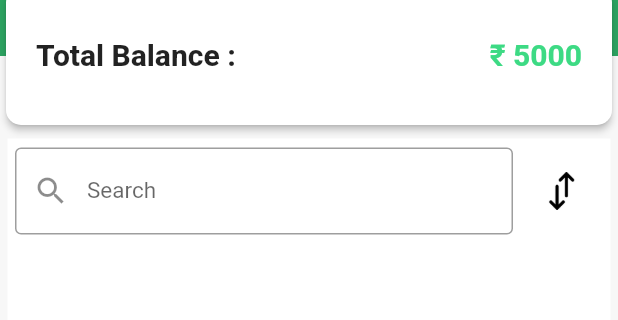
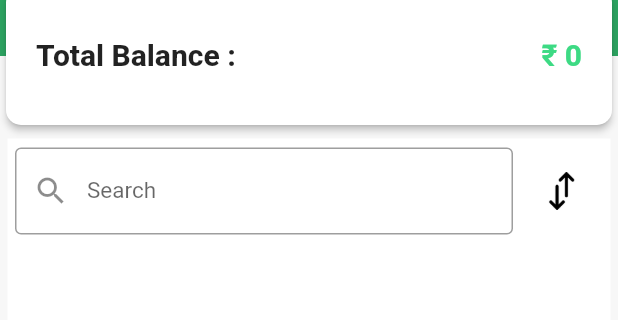
Before and after one commit to Raveen2001/Bills-Application, a Flutter app: the screen it shows after launch, on a phone screen of 412 x 824 dp, the part 103-423 px from its top. Run offline on Flutter 3.47's test engine with Material 2 defaults, Android fonts, the phone set to English and light mode, and no system bars; our stand-ins replace cloud_firestore, firebase_core; accounts and stored records are empty.

Commit message:
transactions has been done

```diff
--- a/lib/Store/CustomerStore.dart
+++ b/lib/Store/CustomerStore.dart
@@ -7,17 +7,21 @@ import 'package:flutter/cupertino.dart';
 
 class CustomerStore with ChangeNotifier{
   List<Customer> customers;
-  bool isSorted = true;
+  int total;
+  bool isSorted, isLoading;
 
   CustomerStore(){
     print("constructor called");
+    total = 0;
+    isSorted = false;
+    isLoading = true;
     customers = [];
     fetchCustomers();
   }
 
   List<Customer> get getCustomers{
     print("getting data");
-    customers.forEach((element) {print(element.balance);});
+    // customers.forEach((element) {print(element.balance);});
     return customers;
   }
 
@@ -53,29 +57,18 @@ class CustomerStore with ChangeNotifier{
 
   void fetchCustomers(){
     print("Fetching data");
+    total = 0;
     customers = [];
-    FirebaseFirestore.instance.collection("customers").snapshots().listen((event) {
+    FirebaseFirestore.instance.collection("customers").orderBy("balance", descending: true).snapshots().listen((event) {
       customers = [];
       event.docs.forEach((element) {
-        print(element.id);
+        total += element['balance'];
         customers.add(Customer(id: element.id, name: element['name'], phNo: element['phNo'], balance: element['balance']));
-        print("here" + customers.toString());
       });
+      isLoading = false;
       notifyListeners();
+      print("fetch notify");
     });
 
-    // print(customers);
-
-    // await FirebaseFirestore.instance.collection('customers').get().then((data) {
-    //   data.docs.forEach((element) {
-    //     print(element.id);
-    //     customers.add(Customer(id: element.id, name: element['name'], phNo: element['phNo'], balance: element['balance']));
-    //   });
-    // });
-  }
-  void setCustomers(List<Customer> customers){
-    this.customers = customers;
-    this.customers.forEach((element) { print("setting " + element.balance.toString());});
-    notifyListeners();
   }
 }
--- a/lib/Widgets/all_customers.dart
+++ b/lib/Widgets/all_customers.dart
@@ -21,27 +21,19 @@ class _AllCustomersState extends State<AllCustomers> {
   void didChangeDependencies() async {
     if (isFirst) {
       customerStore = Provider.of<CustomerStore>(context, listen: true);
-      // customerStore.fetchCustomers();
-
-
+      customerStore.fetchCustomers();
       isFirst = false;
     }
-
-    // TODO: implement didChangeDependencies
     super.didChangeDependencies();
   }
 
   @override
   Widget build(BuildContext context) {
-    // CustomerStore cs= context.watch<CustomerStore>();
     customers = customerStore.getCustomers;
     print(customers);
     print("Notified");
-    // setState(() {
-    //   customers=.customers;
-    // });
 
-    return Container(
+    return customerStore.isLoading? Center(child: CircularProgressIndicator(),):Container(
       margin: const EdgeInsets.all(5),
       width: double.infinity,
       color: Colors.white,
@@ -58,7 +50,7 @@ class _AllCustomersState extends State<AllCustomers> {
                       onPressed: () {
                         Navigator.of(context).push(
                           MaterialPageRoute(
-                              builder: (context) => CustomerDetailsScreen()),
+                              builder: (context) => CustomerDetailsScreen(customer: customers[index])),
                         );
                       },
                       padding: const EdgeInsets.all(0),
@@ -79,7 +71,7 @@ class _AllCustomersState extends State<AllCustomers> {
                                 .textTheme
                                 .headline1
                                 .copyWith(
-                                    fontSize: 20, fontWeight: FontWeight.w700)),
+                                    fontSize: 16, fontWeight: FontWeight.w600)),
                       ),
                     ),
                     Divider(
--- a/lib/Widgets/search_bar.dart
+++ b/lib/Widgets/search_bar.dart
@@ -1,5 +1,4 @@
 import 'package:anbu_stores_bills/Store/CustomerStore.dart';
-import 'package:anbu_stores_bills/util/funs.dart';
 import 'package:flutter/material.dart';
 import 'package:provider/provider.dart';
 
--- a/lib/Widgets/total_balance_summary.dart
+++ b/lib/Widgets/total_balance_summary.dart
@@ -1,5 +1,7 @@
+import 'package:anbu_stores_bills/Store/CustomerStore.dart';
 import 'package:anbu_stores_bills/util/utils.dart';
 import 'package:flutter/material.dart';
+import 'package:provider/provider.dart';
 
 class TotalBalanceSummary extends StatelessWidget {
   @override
@@ -32,11 +34,13 @@ class TotalBalanceSummary extends StatelessWidget {
                               ),
                         ),
                         Spacer(),
-                        Text("₹ 5000",style: Theme.of(context).textTheme.title.copyWith(
-                          fontWeight: FontWeight.w700,
-                          fontFamily: "Heebo",
-                          color: Theme.of(context).accentColor
-                        ),)
+                        Consumer<CustomerStore>(
+                          builder:(_,store,__) => Text("₹ ${store.total}",style: Theme.of(context).textTheme.title.copyWith(
+                            fontWeight: FontWeight.w700,
+                            fontFamily: "Heebo",
+                            color: Theme.of(context).accentColor
+                          ),),
+                        )
                       ],
                     ),
                   )))
--- a/lib/Widgets/transaction_card.dart
+++ b/lib/Widgets/transaction_card.dart
@@ -3,7 +3,7 @@ import 'package:anbu_stores_bills/util/utils.dart';
 import 'package:flutter/material.dart';
 
 class TransactionCard extends StatelessWidget {
-  final Transaction transaction;
+  final TransactionData transaction;
   TransactionCard({@required this.transaction});
   @override
   Widget build(BuildContext context) {
@@ -18,12 +18,12 @@ class TransactionCard extends StatelessWidget {
             Card(
               margin: EdgeInsets.only(top: 5),
               color: Theme.of(context).accentColor.withOpacity(0.4),
-              child: Container( padding: const EdgeInsets.all(5),child: Text("Bal. ₹ ${transaction.amount}")),
+              child: Container( padding: const EdgeInsets.all(5),child: Text("Bal. ₹ ${transaction.balance}")),
             ),
             Spacer()
           ],
         ),
-        trailing: Text("₹ 400", style: TextStyle(color: transaction.isAdd?Colors.green:Colors.red, fontSize: 18, fontWeight: FontWeight.w700),),
+        trailing: Text("₹ ${transaction.amount}", style: TextStyle(color: transaction.isAdd?Colors.green:Colors.red, fontSize: 18, fontWeight: FontWeight.w700),),
       ),
     );
   }
--- a/lib/main.dart
+++ b/lib/main.dart
@@ -1,6 +1,7 @@
 import 'package:anbu_stores_bills/Screens/add_customer.dart';
 import 'file:///E:/Anbu%20Stores/anbu_stores_bills/lib/Widgets/main_screen_body.dart';
 import 'package:anbu_stores_bills/Store/CustomerStore.dart';
+import 'package:anbu_stores_bills/Store/TransactionStore.dart';
 import 'package:anbu_stores_bills/util/utils.dart';
 import 'package:firebase_core/firebase_core.dart';
 import 'package:flutter/material.dart';
@@ -19,6 +20,7 @@ class MyApp extends StatelessWidget {
     return MultiProvider(
       providers: [
         ChangeNotifierProvider(create: (ctx)=> CustomerStore()),
+        ChangeNotifierProvider(create: (ctx)=> TransactionStore()),
       ],
       child: MaterialApp(
         title: 'Anbu Stores Bills',
--- a/lib/models/Customer.dart
+++ b/lib/models/Customer.dart
@@ -4,13 +4,13 @@ import 'package:flutter/cupertino.dart';
 class Customer{
   String id, name;
   int phNo, balance;
-  List<Transaction> transactions;
-  Customer({@required this.id, @required this.name, @required this.phNo, @required this.balance, this.transactions});
+  List<TransactionData> transactions;
+  Customer({@required this.id, @required this.name, @required this.phNo, @required this.balance});
 }
 
 
 List customers = [
-  Customer(id: "1", name: "Raveen", phNo: 12342348948, balance: 1000, transactions: transactions),
+  Customer(id: "1", name: "Raveen", phNo: 12342348948, balance: 1000),
   Customer(id: "2", name: "132", phNo: 12342348948, balance: 200),
   Customer(id: "3", name: "Rsadfaveen", phNo: 12342348948, balance: 2342),
   Customer(id: "4", name: "Raveeafdsn", phNo: 12342348948, balance: 123),
--- a/lib/models/transaction.dart
+++ b/lib/models/transaction.dart
@@ -1,19 +1,19 @@
 import 'package:flutter/cupertino.dart';
 
-class Transaction{
+class TransactionData{
   DateTime date;
-  int amount;
+  int amount, balance;
   bool isAdd;
-  Transaction({@required this.date, @required this.amount, @required this.isAdd});
+  TransactionData({@required this.date, @required this.amount, @required this.balance, @required this.isAdd});
 }
 
 
-List<Transaction> transactions = [
-  Transaction(date: DateTime.now(), amount: 500, isAdd: true),
-  Transaction(date: DateTime.now(), amount: 500, isAdd: false),
-  Transaction(date: DateTime.now(), amount: 500, isAdd: true),
-  Transaction(date: DateTime.now(), amount: 500, isAdd: true),
-  Transaction(date: DateTime.now(), amount: 500, isAdd: false),
-  Transaction(date: DateTime.now(), amount: 500, isAdd: false),
-  Transaction(date: DateTime.now(), amount: 500, isAdd: true),
-];
+// List<TransactionData> transactions = [
+//   TransactionData(date: DateTime.now(), amount: 500, isAdd: true),
+//   TransactionData(date: DateTime.now(), amount: 500, isAdd: false),
+//   TransactionData(date: DateTime.now(), amount: 500, isAdd: true),
+//   TransactionData(date: DateTime.now(), amount: 500, isAdd: true),
+//   TransactionData(date: DateTime.now(), amount: 500, isAdd: false),
+//   TransactionData(date: DateTime.now(), amount: 500, isAdd: false),
+//   TransactionData(date: DateTime.now(), amount: 500, isAdd: true),
+// ];
--- a/lib/util/utils.dart
+++ b/lib/util/utils.dart
@@ -4,6 +4,9 @@ import 'package:intl/intl.dart';
 
 class Utils{
   static DateFormat format = DateFormat('d MMM yy -').add_jm();
+  static String capitalize(String str) {
+    return "${str[0].toUpperCase()}${str.substring(1)}";
+  }
   static Size size;
   Utils(BuildContext context){
      size = MediaQuery.of(context).size;
```
Also changed, not shown: lib/Screens/customer_details_screen.dart (+40 -13 lines), lib/Store/TransactionStore.dart (+36 -0 lines), lib/util/funs.dart (deleted, +0 -12 lines).
